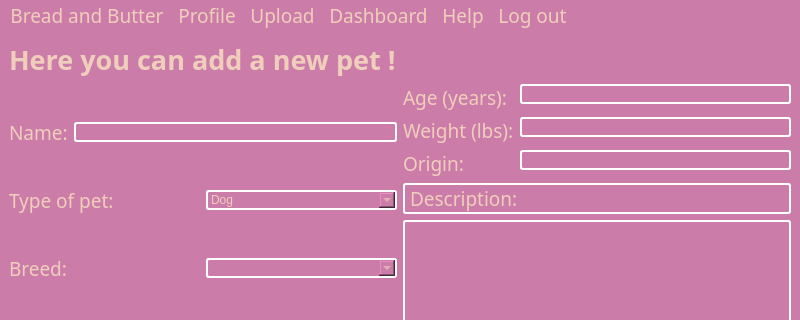
This is breadnbutter/gui/shelterupload.ui in jacksodl23/cs-205-pet-adoption as Qt 5 draws it before an edit; both pictures show x 0 to 800 and y 0 to 320 of the 800 by 600 pixel window. The edited form follows.
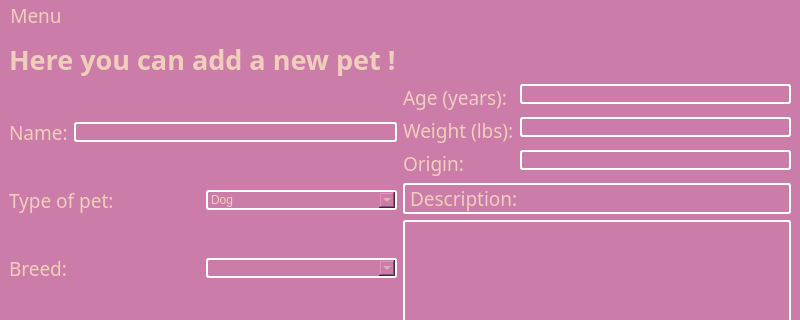
This is the edited form.

Commit message: reoganized menus

What changed in the file:
```diff
--- a/breadnbutter/gui/shelterupload.ui
+++ b/breadnbutter/gui/shelterupload.ui
@@ -465,42 +465,12 @@
      <pointsize>14</pointsize>
     </font>
    </property>
-   <widget class="QMenu" name="menuProfile">
-    <property name="title">
-     <string>Profile</string>
-    </property>
-   </widget>
-   <widget class="QMenu" name="menuUpload">
-    <property name="title">
-     <string>Upload</string>
-    </property>
-   </widget>
-   <widget class="QMenu" name="menuDashboard">
-    <property name="title">
-     <string>Dashboard</string>
-    </property>
-   </widget>
-   <widget class="QMenu" name="menuHelp">
-    <property name="title">
-     <string>Help</string>
-    </property>
-   </widget>
-   <widget class="QMenu" name="menuLog_out">
-    <property name="title">
-     <string>Log out</string>
-    </property>
-   </widget>
    <widget class="QMenu" name="menuBread_and_Butter">
     <property name="title">
-     <string>Bread and Butter</string>
+     <string>Menu</string>
     </property>
    </widget>
    <addaction name="menuBread_and_Butter"/>
-   <addaction name="menuProfile"/>
-   <addaction name="menuUpload"/>
-   <addaction name="menuDashboard"/>
-   <addaction name="menuHelp"/>
-   <addaction name="menuLog_out"/>
   </widget>
   <widget class="QStatusBar" name="statusbar"/>
   <action name="actionUpload">
```
Left out of the diff: 24 changed lines with no effect on the pictures. The commit also changes 5 other files.
